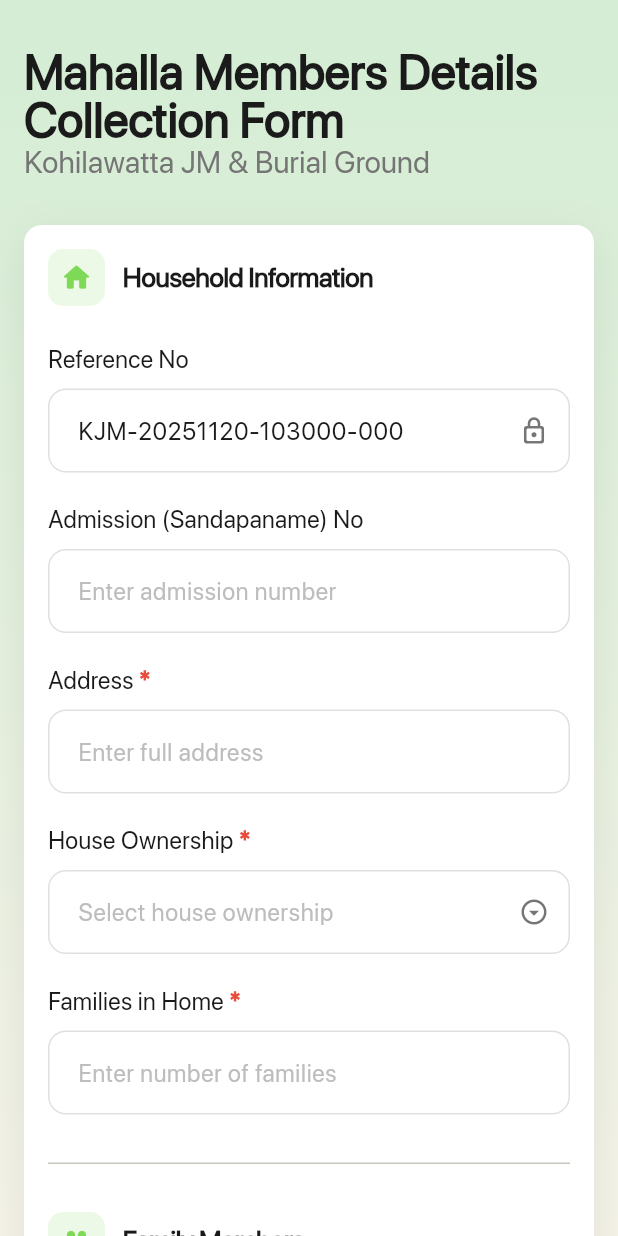
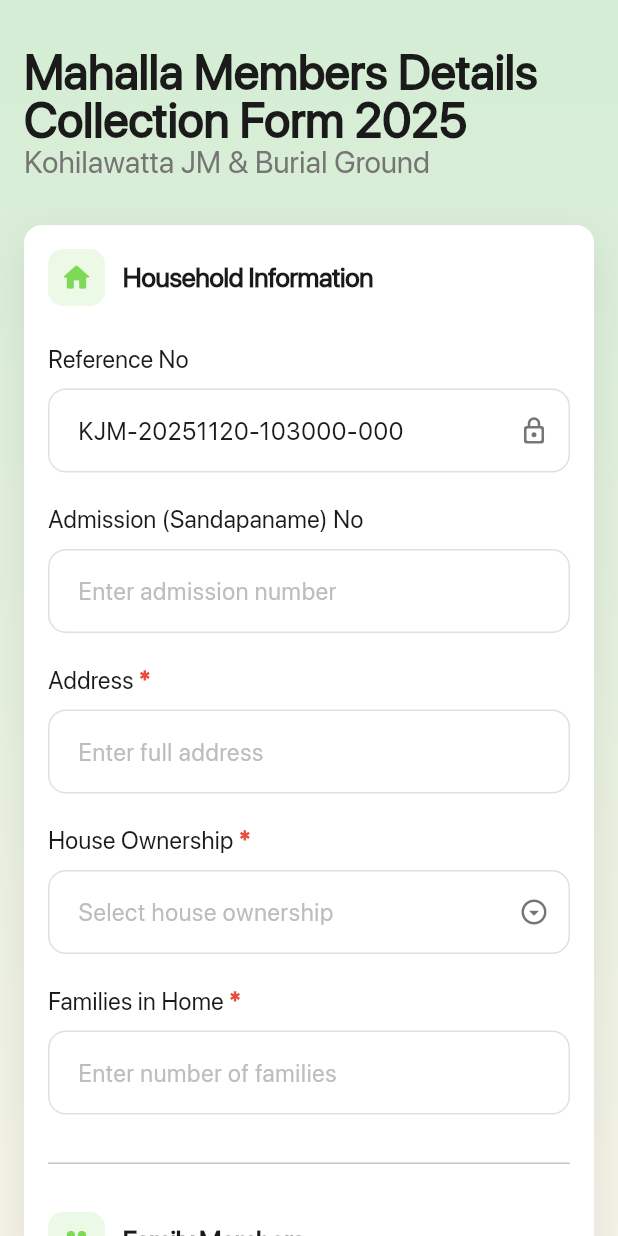
Before and after one commit to iamafzalhassan/mmf, a Flutter app: the screen it shows after launch, on a phone screen of 412 x 824 dp. Run offline on Flutter 3.47's test engine with Material 3 defaults, Android fonts, the phone set to English and light mode, and no system bars; our stand-ins replace dartz, equatable, flutter_bloc, get_it.

```diff
--- a/lib/presentation/pages/mahalla_form.dart
+++ b/lib/presentation/pages/mahalla_form.dart
@@ -67,7 +67,7 @@ class MahallaForm extends StatelessWidget {
           Stack(
             children: [
               Text(
-                'Mahalla Members Details Collection Form',
+                'Mahalla Members Details Collection Form 2025',
                 style: TextStyle(
                   foreground: Paint()
                     ..style = PaintingStyle.stroke
@@ -78,7 +78,7 @@ class MahallaForm extends StatelessWidget {
                 ),
               ),
               const Text(
-                'Mahalla Members Details Collection Form',
+                'Mahalla Members Details Collection Form 2025',
                 style: TextStyle(
                     color: AppTheme.textPrimary, fontSize: 32, height: 1),
               ),
```
